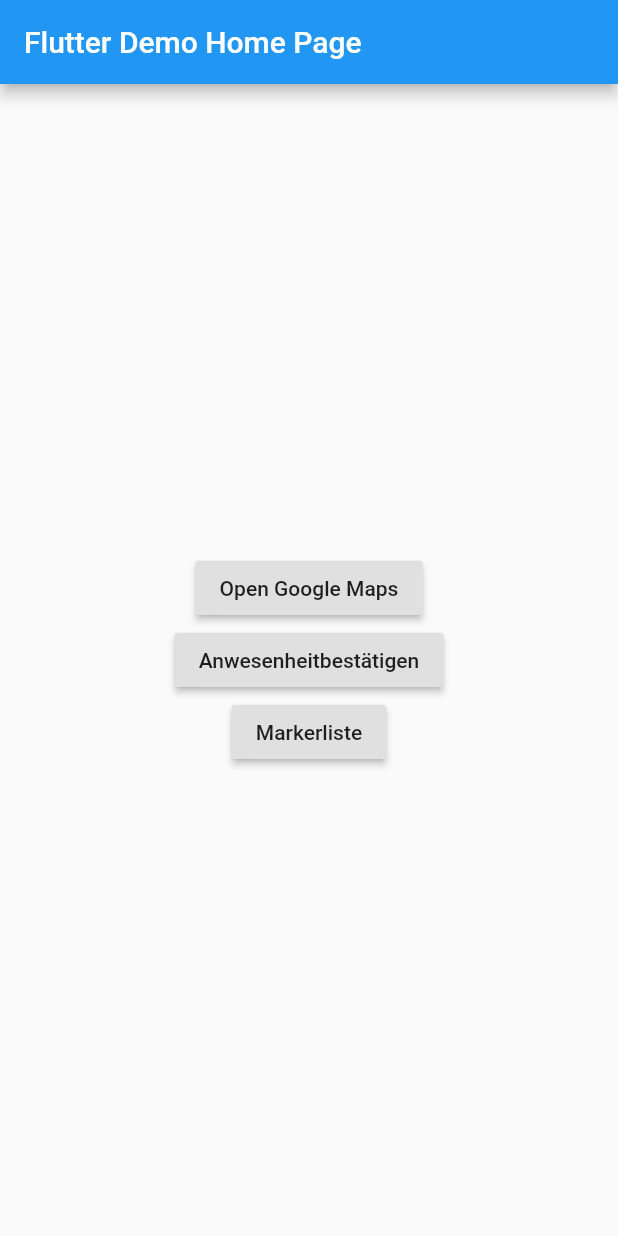
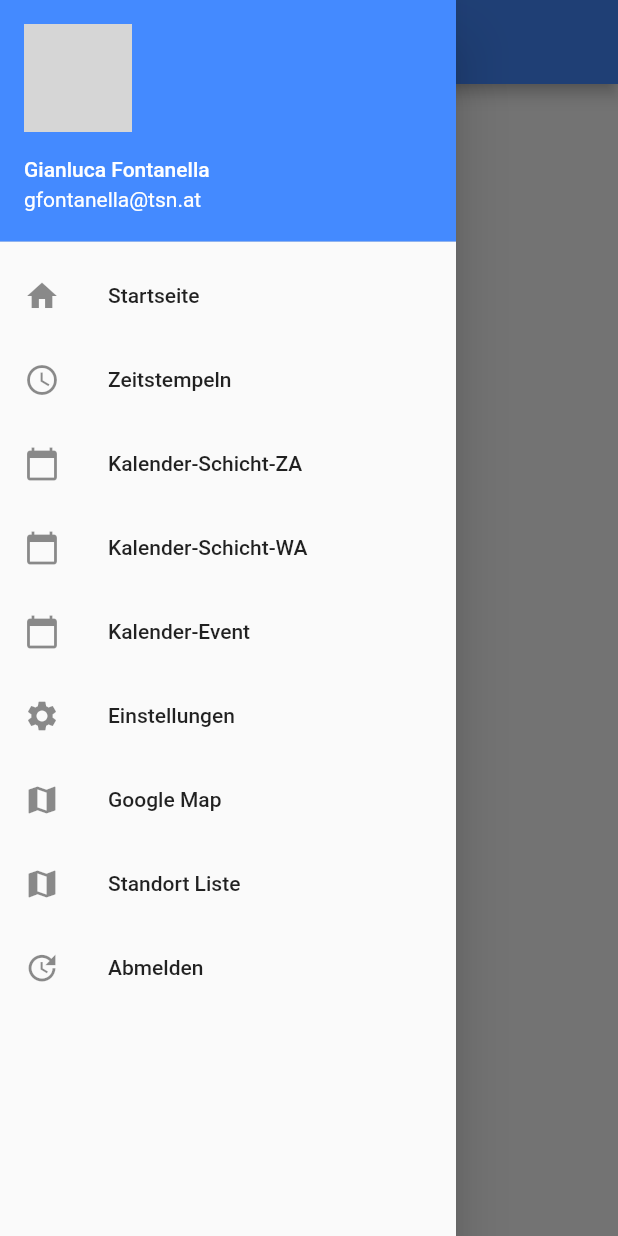
Before and after one commit to Normenxx/locationtest_v2, a Flutter app: the screen it shows after launch, with the side drawer open (before the commit the screen has no drawer), on a phone screen of 412 x 824 dp. Run offline on Flutter 3.47's test engine with Material 2 defaults, Android fonts, the phone set to English and light mode, and no system bars; our stand-ins replace geolocator, google_maps_flutter, table_calendar; network calls fail; grey boxes are pictures that could not be loaded.

Commit message:
Zusammengeführt von Gian und Norman

```diff
--- /dev/null
+++ b/lib/funcs/navbar.dart
@@ -0,0 +1,80 @@
+import 'package:flutter/material.dart';
+import 'package:locationtest_v2/pages/calendarEvent.dart';
+import 'package:locationtest_v2/pages/calendarShift_WA.dart';
+import 'package:locationtest_v2/pages/calendarShift_ZA.dart';
+import 'package:locationtest_v2/pages/homepage.dart';
+import 'package:locationtest_v2/pages/settings.dart';
+import 'package:locationtest_v2/pages/timestamp.dart';
+import 'package:locationtest_v2/pages/MapPage.dart';
+import 'package:locationtest_v2/pages/AttendancePage.dart';
+import 'package:locationtest_v2/pages/LocationListPage.dart';
+
+
+class NavBar extends StatelessWidget{
+  @override
+  Widget build(BuildContext context) {
+    // TODO: implement build
+    return Drawer(
+      child: ListView(
+        padding: EdgeInsets.zero,
+        children: <Widget>[
+          UserAccountsDrawerHeader(
+            decoration: BoxDecoration(
+              color: Colors.blueAccent,
+            ),
+            accountName: Text('Gianluca Fontanella'),
+            accountEmail: Text('gfontanella@tsn.at'),
+            currentAccountPicture: CircleAvatar(
+              backgroundImage:
+              NetworkImage('https://www.denverfamilytherapycenter.com/sites/default/files/styles/clinician_profile_thumb/public/default_images/defaultPic-dftc.jpg?itok=7iwJDdNo'),
+            ),
+          ),
+          ListTile(
+            leading: Icon(Icons.home),
+            title: Text('Startseite'),
+            onTap: () => Navigator.of(context).push(MaterialPageRoute(builder: (context) => HomePage())),
+          ),
+          ListTile(
+            leading: Icon(Icons.access_time),
+            title: Text('Zeitstempeln'),
+            onTap: () => Navigator.of(context).push(MaterialPageRoute(builder: (context) => Attendance())),
+          ),
+          ListTile(
+            leading: Icon(Icons.calendar_today),
+            title: Text('Kalender-Schicht-ZA'),
+            onTap: () => Navigator.of(context).push(MaterialPageRoute(builder: (context) => CalendarShiftZA())),
+          ),
+          ListTile(
+            leading: Icon(Icons.calendar_today),
+            title: Text('Kalender-Schicht-WA'),
+            onTap: () => Navigator.of(context).push(MaterialPageRoute(builder: (context) => CalendarShiftWA())),
+          ),
+          ListTile(
+            leading: Icon(Icons.calendar_today),
+            title: Text('Kalender-Event'),
+            onTap: () => Navigator.of(context).push(MaterialPageRoute(builder: (context) => CalendarEvent())),
+          ),
+          ListTile(
+            leading: Icon(Icons.settings),
+            title: Text('Einstellungen'),
+            onTap: () => Navigator.of(context).push(MaterialPageRoute(builder: (context) => Settings())),
+          ),
+          ListTile(
+            leading: Icon(Icons.map),
+            title: Text('Google Map'),
+            onTap: () => Navigator.of(context).push(MaterialPageRoute(builder: (context) => Map())),
+          ),
+          ListTile(
+            leading: Icon(Icons.map),
+            title: Text('Standort Liste'),
+            onTap: () => Navigator.of(context).push(MaterialPageRoute(builder: (context) => LocationListPage())),
+          ),
+          ListTile(
+            leading: Icon(Icons.update),
+            title: Text('Abmelden'),
+          ),
+        ],
+      ),
+    );
+  }
+}
--- a/lib/main.dart
+++ b/lib/main.dart
@@ -1,70 +1,10 @@
-import 'package:flutter/material.dart';
-import 'package:locationtest_v2/LocationListPage.dart';
-import 'AttendancePage.dart';
-import 'LocationMarker.dart';
-import 'MapPage.dart';
+import "package:flutter/material.dart";
+import 'package:locationtest_v2/pages/homepage.dart';
+import 'package:intl/date_symbol_data_local.dart';
 
-void main() => runApp(MyApp());
-
-class MyApp extends StatelessWidget {
-  @override
-  Widget build(BuildContext context) {
-    return MaterialApp(
-      title: 'Flutter Demo',
-      theme: ThemeData(
-        primarySwatch: Colors.blue,
-      ),
-      home: MyHomePage(title: 'Flutter Demo Home Page'),
-    );
-  }
+void main(){
+  initializeDateFormatting().then((_) => runApp(new MaterialApp(
+    title: 'Flutter',
+    home: new HomePage(),
+  )));
 }
-
-class MyHomePage extends StatefulWidget {
-  MyHomePage({Key key, this.title}) : super(key: key);
-  final String title;
-
-  @override
-  _MyHomePageState createState() => _MyHomePageState();
-}
-
-class _MyHomePageState extends State<MyHomePage> {
-  @override
-  Widget build(BuildContext context) {
-    return Scaffold(
-      appBar: AppBar(
-        title: Text(widget.title),
-      ),
-      body: Center(
-        child: Column(
-          mainAxisAlignment: MainAxisAlignment.center,
-          children: <Widget>[
-            RaisedButton(
-              child: Text('Open Google Maps'),
-              onPressed: () {// Navigate to second route when tapped.
-                Navigator.push(
-                    context,
-                    MaterialPageRoute(builder: (context) => Map()));
-              },
-            ),
-            RaisedButton(
-              child: Text('Anwesenheitbestätigen'),
-              onPressed: () {// Navigate to second route when tapped.
-                Navigator.push(
-                    context,
-                    MaterialPageRoute(builder: (context) => Attendance()));
-              },
-            ),
-            RaisedButton(
-              child: Text('Markerliste'),
-              onPressed: () {// Navigate to second route when tapped.
-                Navigator.push(
-                    context,
-                    MaterialPageRoute(builder: (context) => LocationListPage()));
-              },
-            )
-          ],
-        ),
-      ),
-    );
-  }
-}
--- a/lib/AttendancePage.dart
+++ b/lib/pages/AttendancePage.dart
@@ -1,9 +1,8 @@
 import 'package:flutter/material.dart';
 import 'package:geolocator/geolocator.dart';
 import 'package:google_maps_flutter/google_maps_flutter.dart';
-import 'package:locationtest_v2/MapObjectManager.dart';
-
-import 'LocationMarker.dart';
+import 'package:locationtest_v2/utils/model/MapObjectManager.dart';
+import 'package:locationtest_v2/utils/model/LocationMarker.dart';
 
 class Attendance  extends StatefulWidget {
   @override
--- a/lib/LocationMarkerPage.dart
+++ b/lib/pages/LocationMarkerPage.dart
@@ -1,8 +1,8 @@
 import 'package:flutter/material.dart';
 import 'package:google_maps_flutter/google_maps_flutter.dart';
 
-import 'LocationMarker.dart';
-import 'MapObjectManager.dart';
+import 'package:locationtest_v2/utils/model/LocationMarker.dart';
+import 'package:locationtest_v2/utils/model/MapObjectManager.dart';
 
 class LocationMarkerPage extends StatefulWidget {
 
--- /dev/null
+++ b/lib/pages/homepage.dart
@@ -0,0 +1,20 @@
+import 'package:flutter/material.dart';
+import '../funcs/navbar.dart';
+
+class HomePage extends StatefulWidget {
+  @override
+  _HomePageState createState() => new _HomePageState();
+}
+
+class _HomePageState extends State<HomePage> {
+  @override
+  Widget build(BuildContext context) {
+    return new Scaffold(
+        appBar: AppBar(
+          backgroundColor: Colors.blueAccent,
+          title: Text('Startseite'),
+        ),
+        drawer: NavBar()
+    );
+  }
+}
--- /dev/null
+++ b/lib/utils/model/Event.dart
@@ -0,0 +1,8 @@
+/* import 'Task.dart';
+
+class Event extends Task{
+
+  String _clothing;
+
+  Event(String name, int maxWorkerAmount, this._clothing) : super(name, maxWorkerAmount);
+}*/
--- a/lib/MapObjectManager.dart
+++ b/lib/utils/model/MapObjectManager.dart
@@ -1,5 +1,5 @@
 import 'package:google_maps_flutter/google_maps_flutter.dart';
-import 'LocationMarker.dart';
+import 'package:locationtest_v2/utils/model/LocationMarker.dart';
 
 
 
--- /dev/null
+++ b/lib/utils/model/User.dart
@@ -0,0 +1,5 @@
+class User{
+  String _name;
+
+  User(this._name);
+}
--- a/pubspec.yaml
+++ b/pubspec.yaml
@@ -21,7 +21,9 @@ dependencies:
     sdk: flutter
   google_maps_flutter: '0.5.21'
   geolocator: '^5.1.5'
-  http: ^0.12.0+4
+  http: '^0.12.0+4'
+  table_calendar: '^2.2.2'
+  shared_preferences: '^0.5.4+5'
 
   # The following adds the Cupertino Icons font to your application.
   # Use with the CupertinoIcons class for iOS style icons.
```
Also changed, not shown: lib/pages/LocationListPage.dart (renamed from lib/LocationListPage.dart, +3 -4 lines), lib/pages/MapPage.dart (renamed from lib/MapPage.dart, +6 -5 lines), lib/pages/calendarEvent.dart (added, +21 -0 lines), lib/pages/calendarShift_WA.dart (added, +127 -0 lines), lib/pages/calendarShift_ZA.dart (added, +20 -0 lines), lib/pages/settings.dart (added, +20 -0 lines), lib/pages/timestamp.dart (added, +20 -0 lines), lib/utils/model/LocationMarker.dart (renamed from lib/LocationMarker.dart, +7 -2 lines), lib/utils/model/Task.dart (added, +20 -0 lines), pubspec.lock, 1 other file.
